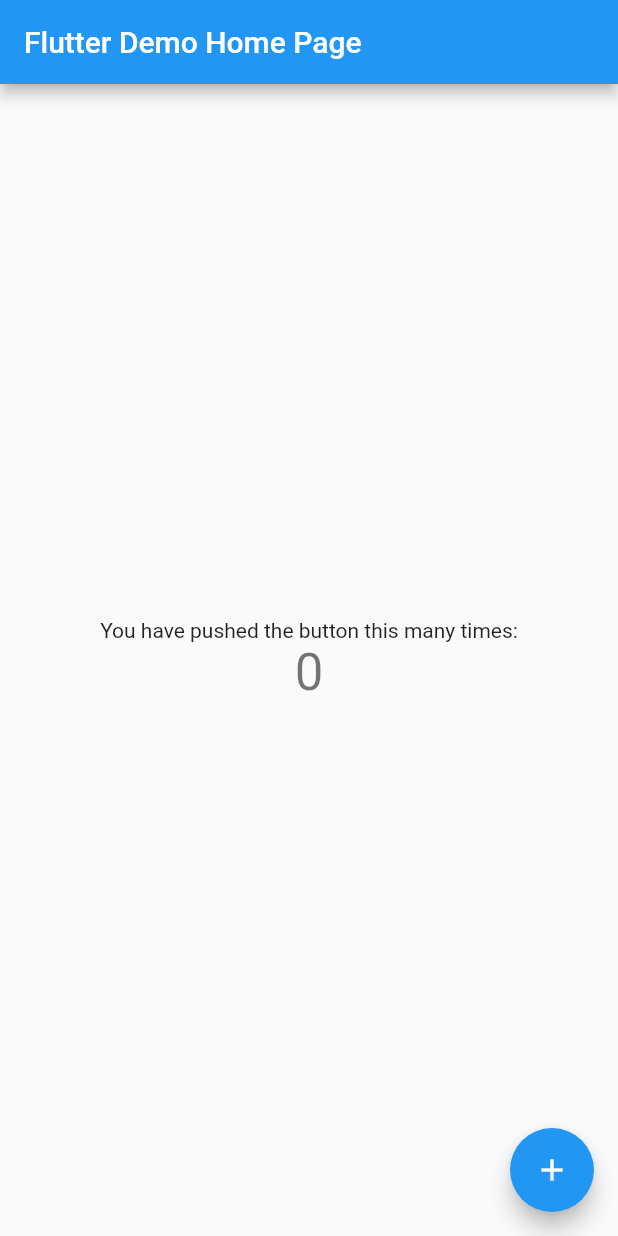
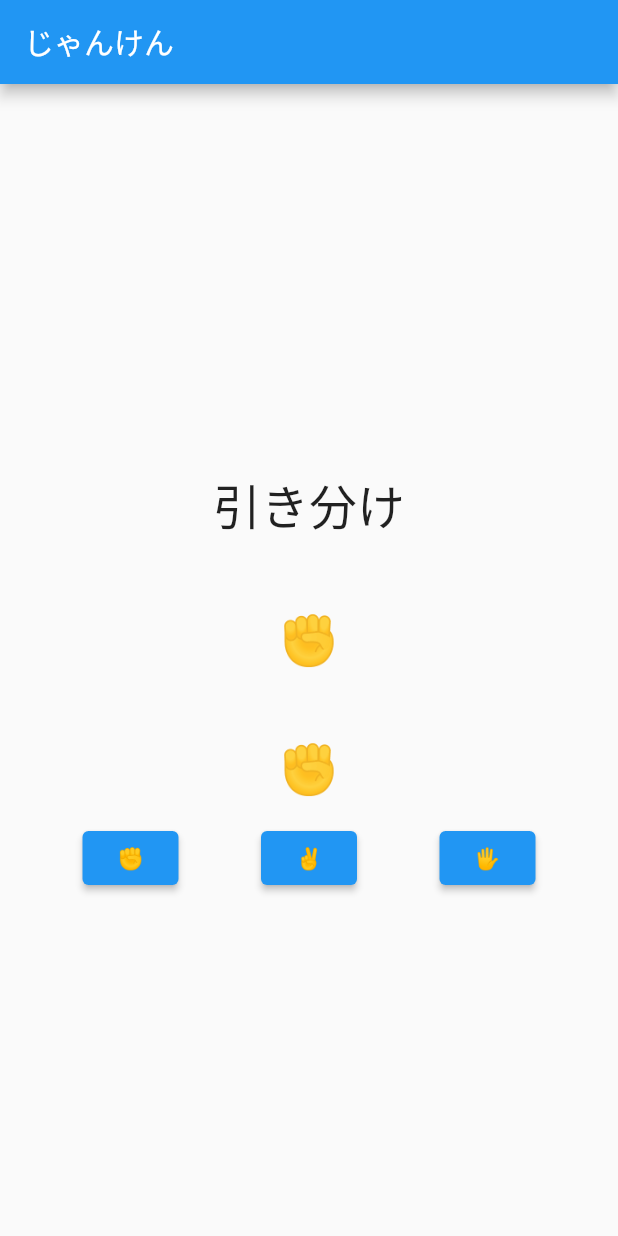
Before and after one commit to Ikeya-vtn/Ikeya_works, a Flutter app: the screen it shows after launch, on a phone screen of 412 x 824 dp. Run offline on Flutter 3.47's test engine with Material 2 defaults, Android fonts, the phone set to English and light mode, and no system bars.

Commit message:
second check

```diff
--- a/lib/main.dart
+++ b/lib/main.dart
@@ -1,3 +1,5 @@
+import 'dart:math';
+
 import 'package:flutter/material.dart';
 
 void main() {
@@ -6,110 +8,177 @@
 
 class MyApp extends StatelessWidget {
   const MyApp({super.key});
-
-  // This widget is the root of your application.
   @override
   Widget build(BuildContext context) {
     return MaterialApp(
       title: 'Flutter Demo',
       theme: ThemeData(
-        // This is the theme of your application.
-        //
-        // Try running your application with "flutter run". You'll see the
-        // application has a blue toolbar. Then, without quitting the app, try
-        // changing the primarySwatch below to Colors.green and then invoke
-        // "hot reload" (press "r" in the console where you ran "flutter run",
-        // or simply save your changes to "hot reload" in a Flutter IDE).
-        // Notice that the counter didn't reset back to zero; the application
-        // is not restarted.
         primarySwatch: Colors.blue,
       ),
-      home: const MyHomePage(title: 'Flutter Demo Home Page'),
+      home: const JankenPage(),
     );
   }
 }
 
-class MyHomePage extends StatefulWidget {
-  const MyHomePage({super.key, required this.title});
-
-  // This widget is the home page of your application. It is stateful, meaning
-  // that it has a State object (defined below) that contains fields that affect
-  // how it looks.
-
-  // This class is the configuration for the state. It holds the values (in this
-  // case the title) provided by the parent (in this case the App widget) and
-  // used by the build method of the State. Fields in a Widget subclass are
-  // always marked "final".
-
-  final String title;
+class JankenPage extends StatefulWidget {
+  const JankenPage({super.key});
 
   @override
-  State<MyHomePage> createState() => _MyHomePageState();
+  State<JankenPage> createState() => _JankenPageState();
 }
 
-class _MyHomePageState extends State<MyHomePage> {
-  int _counter = 0;
+class _JankenPageState extends State<JankenPage> {
+  /// 自分の手
+  String myHand = '✊';
 
-  void _incrementCounter() {
-    setState(() {
-      // This call to setState tells the Flutter framework that something has
-      // changed in this State, which causes it to rerun the build method below
-      // so that the display can reflect the updated values. If we changed
-      // _counter without calling setState(), then the build method would not be
-      // called again, and so nothing would appear to happen.
-      _counter++;
-    });
+  /// コンピューターの手
+  String computerHand = '✊';
+
+  /// 勝敗を保持する変数
+  String result = '引き分け';
+
+  //勝負の回数
+  int gamecount = 0;
+
+  //勝った回数
+  int wincount = 0;
+
+  String winmessage = '';
+
+  // 関数の定義も、State の {} の中で行います。
+  void selectHand(String selectedHand) {
+    if (gamecount == 5) {
+      gamecount = 0;
+      wincount = 0;
+    }
+    winmessage = '';
+    myHand = selectedHand; // myHand に 引数として受けとった selectedHand を代入します。
+    print(myHand);
+    generateComputerHand(); // コンピューターの手を決める。
+    judge(); // 勝敗を判定する。
+    setState(() {});
+  }
+  // ※ 本当は selectHand という名前の関数の中にそれ以外の処理をたくさん詰め込むのはよくありません
+  // 解説の流れの都合上こうなってしまっていますが、できればもう一つ別の関数を用意してそこに処理をまとめるとよいでしょう。
+
+  /// コンピューターの手をランダムで生成
+  void generateComputerHand() {
+    // randomNumberに一時的に値を格納します。
+    final randomNumber = Random().nextInt(3);
+    // 生成されたランダムな数字を ✊, ✌️, 🖐 に変換して、コンピューターの手に代入します。
+    computerHand = randomNumberToHand(randomNumber);
+  }
+
+  /// ランダムで選んだ数字を絵文字に変換する
+  String randomNumberToHand(int randomNumber) {
+    // () のなかには条件となる値を書きます。
+    switch (randomNumber) {
+      case 0: // 入ってきた値がもし 0 だったら。
+        return '✊'; // ✊を返す。
+      case 1: // 入ってきた値がもし 1 だったら。
+        return '✌️'; // ✌️を返す。
+      case 2: // 入ってきた値がもし 2 だったら。
+        return '🖐'; // 🖐を返す。
+      default: // 上で書いてきた以外の値が入ってきたら。
+        return '✊'; // ✊を返す。（0, 1, 2 以外が入ることはないが念のため）
+    }
+  }
+
+  /// 勝敗を判定する関数
+  void judge() {
+    // 引き分けの場合
+    if (myHand == computerHand) {
+      result = '引き分け';
+      // 勝ちの場合
+
+    } else if (myHand == '✊' && computerHand == '✌️' ||
+        myHand == '✌️' && computerHand == '🖐' ||
+        myHand == '🖐' && computerHand == '✊') {
+      result = '勝ち';
+      wincount++; //勝った時にカウントする
+      // 負けの場合
+    } else {
+      result = '負け';
+    }
+    gamecount++;
+
+    if (gamecount == 5) {
+      winmessage = 'あなたは5回勝負して$wincount回勝ちました'; //５回勝負した時にwinmessageに代入
+    }
   }
 
   @override
   Widget build(BuildContext context) {
-    // This method is rerun every time setState is called, for instance as done
-    // by the _incrementCounter method above.
-    //
-    // The Flutter framework has been optimized to make rerunning build methods
-    // fast, so that you can just rebuild anything that needs updating rather
-    // than having to individually change instances of widgets.
     return Scaffold(
       appBar: AppBar(
-        // Here we take the value from the MyHomePage object that was created by
-        // the App.build method, and use it to set our appbar title.
-        title: Text(widget.title),
+        title: const Text('じゃんけん'),
       ),
       body: Center(
-        // Center is a layout widget. It takes a single child and positions it
-        // in the middle of the parent.
         child: Column(
-          // Column is also a layout widget. It takes a list of children and
-          // arranges them vertically. By default, it sizes itself to fit its
-          // children horizontally, and tries to be as tall as its parent.
-          //
-          // Invoke "debug painting" (press "p" in the console, choose the
-          // "Toggle Debug Paint" action from the Flutter Inspector in Android
-          // Studio, or the "Toggle Debug Paint" command in Visual Studio Code)
-          // to see the wireframe for each widget.
-          //
-          // Column has various properties to control how it sizes itself and
-          // how it positions its children. Here we use mainAxisAlignment to
-          // center the children vertically; the main axis here is the vertical
-          // axis because Columns are vertical (the cross axis would be
-          // horizontal).
           mainAxisAlignment: MainAxisAlignment.center,
-          children: <Widget>[
-            const Text(
-              'You have pushed the button this many times:',
+          children: [
+            //勝敗回数
+            Text(
+              winmessage,
+              style: const TextStyle(
+                fontSize: 25,
+              ),
             ),
+
+            /// 勝敗
             Text(
-              '$_counter',
-              style: Theme.of(context).textTheme.headline4,
+              result,
+              style: const TextStyle(
+                fontSize: 32,
+              ),
+            ),
+            const SizedBox(height: 48),
+
+            /// コンピューターの手
+            Text(
+              computerHand,
+              style: const TextStyle(
+                fontSize: 32,
+              ),
+            ),
+            const SizedBox(height: 48),
+
+            /// 自分の手
+            Text(
+              myHand,
+              style: const TextStyle(
+                fontSize: 32,
+              ),
+            ),
+            const SizedBox(height: 16),
+
+            /// 出す手を選ぶためのボタン
+            Row(
+              mainAxisAlignment: MainAxisAlignment.spaceEvenly,
+              children: [
+                ElevatedButton(
+                  onPressed: () {
+                    selectHand('✊'); // 作った関数を呼び出すときはこのように書きます。
+                  },
+                  child: const Text('✊'),
+                ),
+                ElevatedButton(
+                  onPressed: () {
+                    selectHand('✌️'); // 作った関数を呼び出すときはこのように書きます。
+                  },
+                  child: const Text('✌️'),
+                ),
+                ElevatedButton(
+                  onPressed: () {
+                    selectHand('🖐'); // 作った関数を呼び出すときはこのように書きます。
+                  },
+                  child: const Text('🖐'),
+                ),
+              ],
             ),
           ],
         ),
       ),
-      floatingActionButton: FloatingActionButton(
-        onPressed: _incrementCounter,
-        tooltip: 'Increment',
-        child: const Icon(Icons.add),
-      ), // This trailing comma makes auto-formatting nicer for build methods.
     );
   }
 }
```
